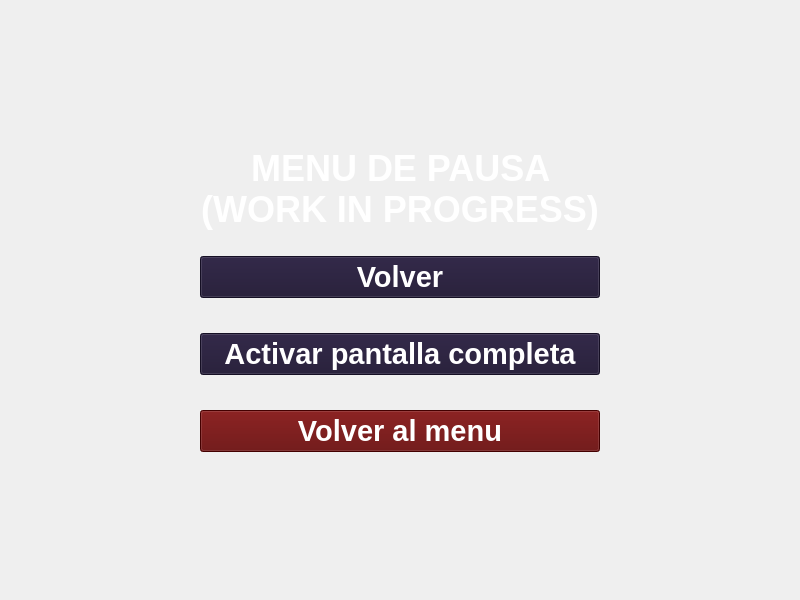
Above: PantallaPausa/pantallapausa.ui from 0tomi/POO-TP before the change. Below: the same form after it.
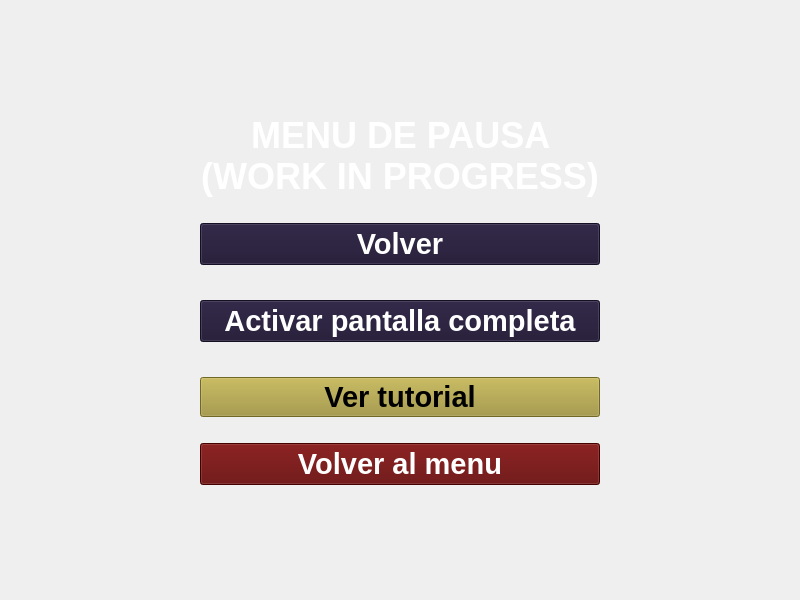
That is the form after the change. The open tabs and pages were chosen to show the change. Icons and pictures are not drawn.

Commit message: botones tutorial

The edit to the form file:
```diff
--- a/PantallaPausa/pantallapausa.ui
+++ b/PantallaPausa/pantallapausa.ui
@@ -232,6 +232,49 @@
             </widget>
            </widget>
           </item>
+          <item>
+           <spacer name="horizontalSpacer_4">
+            <property name="orientation">
+             <enum>Qt::Horizontal</enum>
+            </property>
+            <property name="sizeHint" stdset="0">
+             <size>
+              <width>40</width>
+              <height>20</height>
+             </size>
+            </property>
+           </spacer>
+          </item>
+          <item alignment="Qt::AlignHCenter">
+           <widget class="QPushButton" name="tutorialButton">
+            <property name="minimumSize">
+             <size>
+              <width>400</width>
+              <height>40</height>
+             </size>
+            </property>
+            <property name="maximumSize">
+             <size>
+              <width>400</width>
+              <height>40</height>
+             </size>
+            </property>
+            <property name="font">
+             <font>
+              <family>MS Sans Serif</family>
+              <pointsize>22</pointsize>
+              <bold>true</bold>
+             </font>
+            </property>
+            <property name="styleSheet">
+             <string notr="true">background-color: rgb(159, 146, 52);
+color: black;</string>
+            </property>
+            <property name="text">
+             <string>Ver tutorial</string>
+            </property>
+           </widget>
+          </item>
           <item>
            <spacer name="horizontalSpacer">
             <property name="orientation">
```
Left out of the diff: 2 changed lines with no effect on the pictures. The commit also changes 5 other files.
